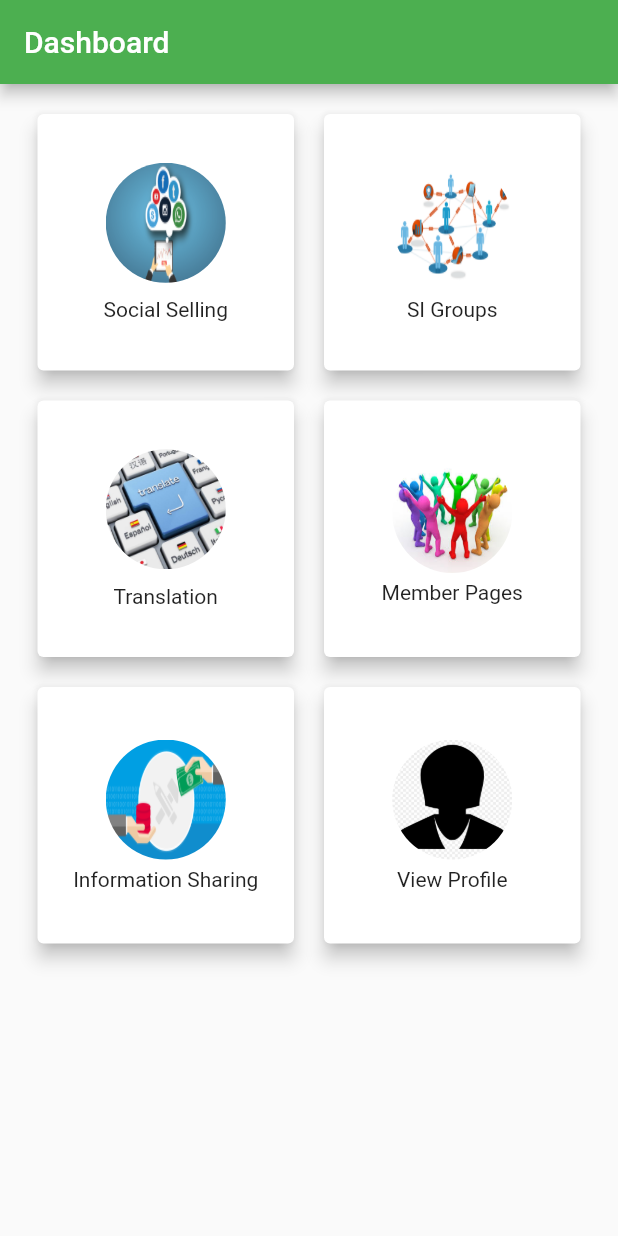
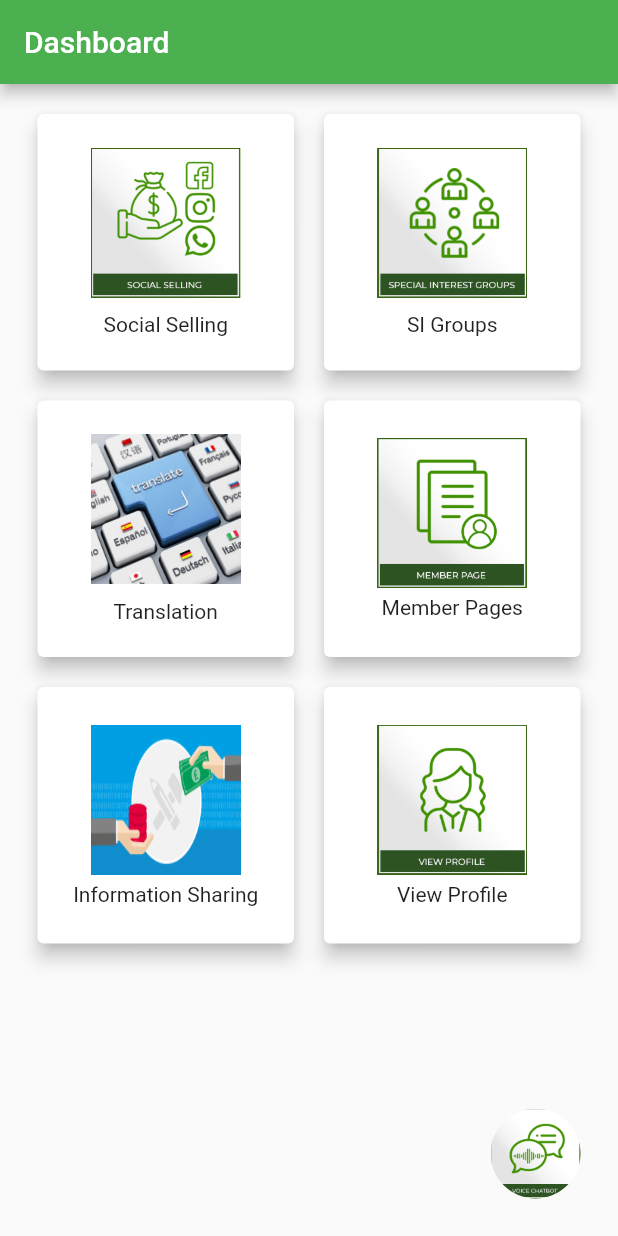
Before and after one commit to theabhishekavi/Smart-Women-Ideathon-2020, a Flutter app: the Dashboard screen opened directly, on a phone screen of 412 x 824 dp. Run offline on Flutter 3.47's test engine with Material 2 defaults, Android fonts, the phone set to English and light mode, and no system bars; our stand-ins replace carousel_pro, fluttertoast.

Commit message:
prototype commit

```diff
--- a/lib/dashboard.dart
+++ b/lib/dashboard.dart
@@ -1,6 +1,7 @@
 import 'package:flutter/material.dart';
 import 'package:smart_women/profile.dart';
 import 'package:smart_women/social_selling.dart';
+import 'package:url_launcher/url_launcher.dart';
 
 class Dashboard extends StatefulWidget {
   @override
@@ -16,6 +17,29 @@ class _DashboardState extends State<Dashboard> {
         title: Text(
           'Dashboard',
           style: TextStyle(color: Colors.white),
+        ),
+      ),
+      bottomNavigationBar: Padding(
+        padding: const EdgeInsets.only(bottom: 25.0, right: 25),
+        child: Row(
+          mainAxisAlignment: MainAxisAlignment.end,
+          children: <Widget>[
+            InkWell(
+              onTap: () {
+                _launchUrl("https://youtu.be/NrFq-bEerMc ");
+              },
+              child: Container(
+                child: ClipRRect(
+                  borderRadius: BorderRadius.circular(80.0),
+                  child: Image.asset(
+                    'assets/images/logo-voice-chat.png',
+                    width: 60,
+                    height: 60,
+                  ),
+                ),
+              ),
+            )
+          ],
         ),
       ),
       body: Column(
@@ -38,12 +62,11 @@ class _DashboardState extends State<Dashboard> {
                   child: Column(
                     mainAxisAlignment: MainAxisAlignment.center,
                     children: <Widget>[
-                      ClipRRect(
-                        borderRadius: BorderRadius.circular(80.0),
+                      Container(
                         child: Image.asset(
-                          'assets/images/social-selling.png',
-                          width: 80,
-                          height: 80,
+                          'assets/images/logo social-selling.png',
+                          width: 100,
+                          height: 100,
                           fit: BoxFit.fill,
                         ),
                       ),
@@ -61,12 +84,11 @@ class _DashboardState extends State<Dashboard> {
                 child: Column(
                   mainAxisAlignment: MainAxisAlignment.center,
                   children: <Widget>[
-                    ClipRRect(
-                      borderRadius: BorderRadius.circular(80.0),
+                    Container(
                       child: Image.asset(
-                        'assets/images/si_groups.png',
-                        width: 80,
-                        height: 80,
+                        'assets/images/logo- si groups.png',
+                        width: 100,
+                        height: 100,
                         fit: BoxFit.fill,
                       ),
                     ),
@@ -83,12 +105,11 @@ class _DashboardState extends State<Dashboard> {
                 child: Column(
                   mainAxisAlignment: MainAxisAlignment.center,
                   children: <Widget>[
-                    ClipRRect(
-                      borderRadius: BorderRadius.circular(80.0),
+                    Container(
                       child: Image.asset(
                         'assets/images/translation.jpg',
-                        width: 80,
-                        height: 80,
+                        width: 100,
+                        height: 100,
                         fit: BoxFit.fill,
                       ),
                     ),
@@ -105,12 +126,11 @@ class _DashboardState extends State<Dashboard> {
                 child: Column(
                   mainAxisAlignment: MainAxisAlignment.center,
                   children: <Widget>[
-                    ClipRRect(
-                      borderRadius: BorderRadius.circular(80.0),
+                    Container(
                       child: Image.asset(
-                        'assets/images/member.jpg',
-                        width: 80,
-                        height: 80,
+                        'assets/images/logo member-page.png',
+                        width: 100,
+                        height: 100,
                         fit: BoxFit.fill,
                       ),
                     ),
@@ -127,12 +147,11 @@ class _DashboardState extends State<Dashboard> {
                 child: Column(
                   mainAxisAlignment: MainAxisAlignment.center,
                   children: <Widget>[
-                    ClipRRect(
-                      borderRadius: BorderRadius.circular(80.0),
+                    Container(
                       child: Image.asset(
                         'assets/images/information.png',
-                        width: 80,
-                        height: 80,
+                        width: 100,
+                        height: 100,
                         fit: BoxFit.fill,
                       ),
                     ),
@@ -155,12 +174,11 @@ class _DashboardState extends State<Dashboard> {
                   child: Column(
                     mainAxisAlignment: MainAxisAlignment.center,
                     children: <Widget>[
-                      ClipRRect(
-                        borderRadius: BorderRadius.circular(80.0),
+                      Container(
                         child: Image.asset(
-                          'assets/images/profile_images.png',
-                          width: 80,
-                          height: 80,
+                          'assets/images/logo profile.png',
+                          width: 100,
+                          height: 100,
                           fit: BoxFit.fill,
                         ),
                       ),
@@ -229,4 +247,10 @@ class _DashboardState extends State<Dashboard> {
       ),
     );
   }
+
+  _launchUrl(String url) async {
+    if (await canLaunch(url)) {
+      await launch(url);
+    }
+  }
 }
--- a/pubspec.yaml
+++ b/pubspec.yaml
@@ -25,6 +25,7 @@ dependencies:
     sdk: flutter
   carousel_pro: ^1.0.0
   fluttertoast: ^3.1.3
+  url_launcher: ^5.4.10
 
 
   # The following adds the Cupertino Icons font to your application.
@@ -73,6 +74,11 @@ flutter:
     - assets/images/slider4.jpeg
     - assets/images/SmartWomenLogo.jpeg
     - assets/images/influencer.jpg
+    - assets/images/logo profile.png
+    - assets/images/logo member-page.png
+    - assets/images/logo social-selling.png
+    - assets/images/logo- si groups.png
+    - assets/images/logo-voice-chat.png
   #   - images/a_dot_ham.jpeg
 
   # An image asset can refer to one or more resolution-specific "variants", see
```
Also changed, not shown: assets/images/logo member-page.png (added), assets/images/logo profile.png (added), assets/images/logo social-selling.png (added), assets/images/logo- si groups.png (added), assets/images/logo-voice-chat.png (added), pubspec.lock.
